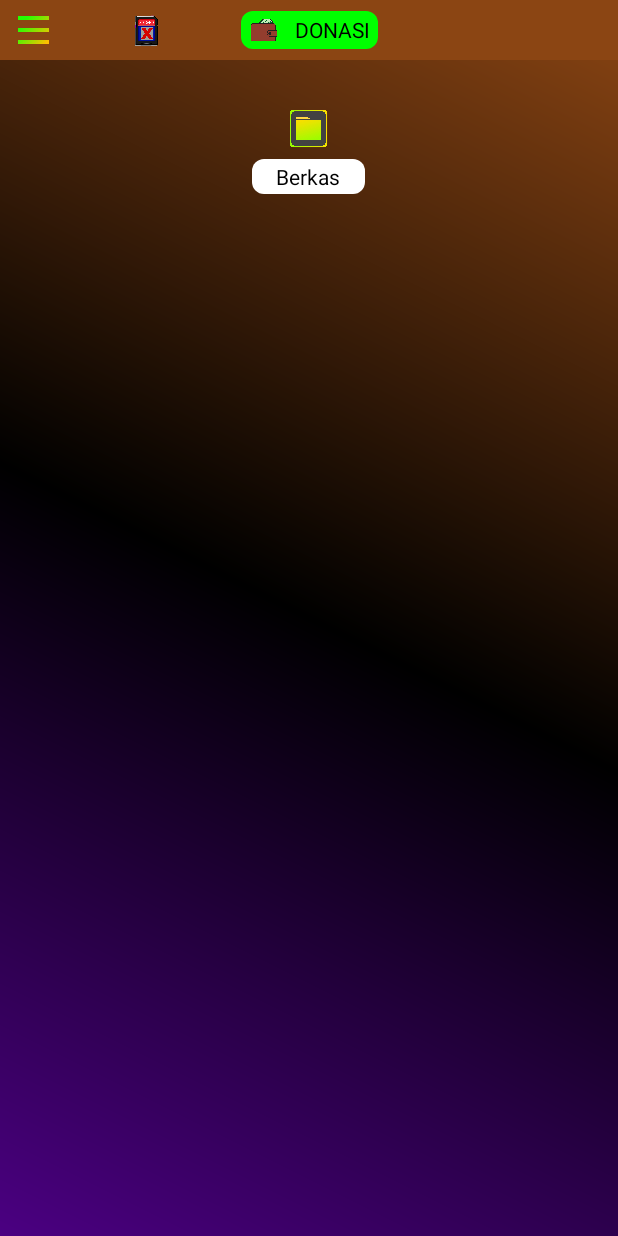
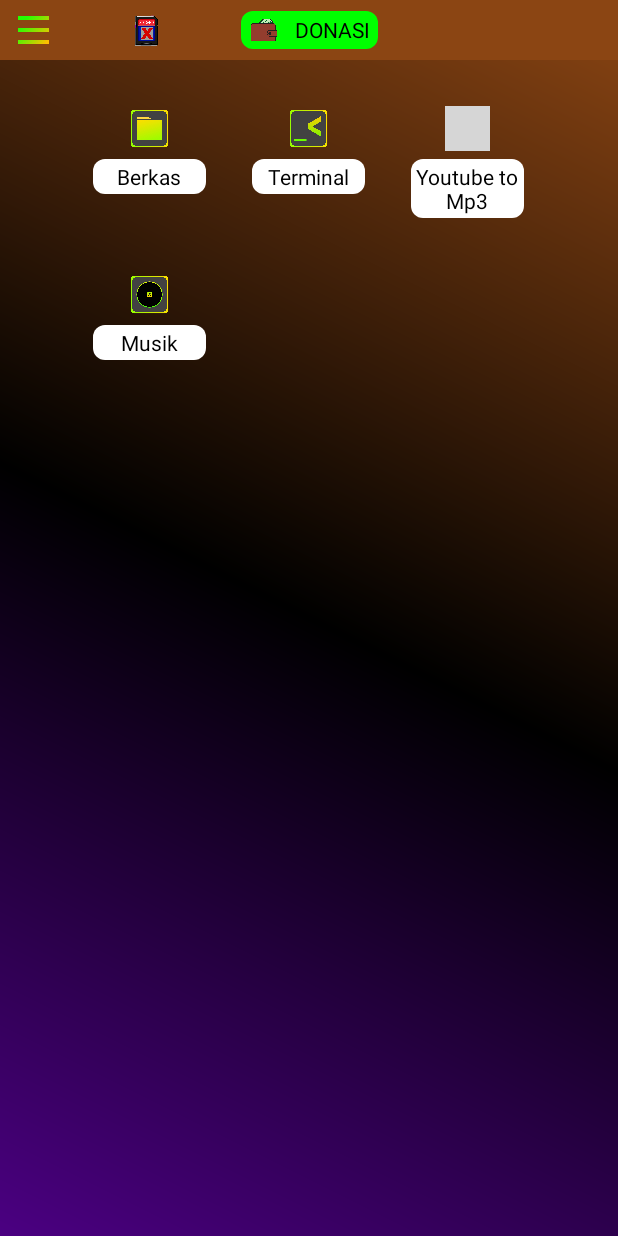
Before and after one commit to iqbalfahalwan/Fahalwan, an Android app: the screen it shows after launch (MainActivity), on a phone screen of 412 x 824 dp. Run offline under Robolectric (Android 15) with nearby library versions, the phone set to English and light mode, and no system bars; our stand-ins replace AdMob; 1 statement that could not run was skipped; grey boxes are pictures that could not be loaded.

Commit message:
Add files via upload

```diff
--- a/app/src/main/res/layout/activity_main.xml
+++ b/app/src/main/res/layout/activity_main.xml
@@ -45,7 +45,7 @@
              android:layout_height="wrap_content"
              android:layout_width="wrap_content"
              ads:adSize="BANNER"
-             ads:adUnitId="ca-app-pub-2534537144295464/1737827651"
+             ads:adUnitId="ca-app-pub-2534537144295464/1894875798"
              android:layout_centerHorizontal="true"
              android:layout_gravity="center_horizontal"
              android:id="@+id/iklan_nav" />
@@ -385,7 +385,7 @@
              android:layout_height="wrap_content"
              android:layout_width="wrap_content"
              ads:adSize="BANNER"
-             ads:adUnitId="ca-app-pub-2534537144295464/1737827651"
+             ads:adUnitId="ca-app-pub-2534537144295464/1894875798"
              android:layout_centerHorizontal="true"
              android:layout_gravity="center_horizontal"
              android:id="@+id/iklan_utama" />
@@ -430,6 +430,81 @@
 
                     </LinearLayout>
 
+                    <LinearLayout
+                         android:layout_height="wrap_content"
+                         android:layout_width="wrap_content"
+                         android:gravity="center"
+                         android:layout_margin="15dp"
+                         android:orientation="vertical"
+                         android:id="@+id/terminal">
+
+                        <ImageView
+                             android:layout_height="30dp"
+                             android:layout_width="30dp"
+                             android:src="@drawable/ic_terminal"
+                             android:layout_margin="5dp" />
+
+                        <TextView
+                             android:layout_height="wrap_content"
+                             android:layout_width="75dp"
+                             android:gravity="center"
+                             android:background="@drawable/bg_putih"
+                             android:padding="2dp"
+                             android:textColor="#000000"
+                             android:text="Terminal" />
+
+                    </LinearLayout>
+
+                    <LinearLayout
+                         android:layout_height="wrap_content"
+                         android:layout_width="wrap_content"
+                         android:gravity="center"
+                         android:layout_margin="15dp"
+                         android:orientation="vertical"
+                         android:id="@+id/ytmp3">
+
+                        <ImageView
+                             android:layout_height="30dp"
+                             android:layout_width="30dp"
+                             android:src="@drawable/yt_ic"
+                             android:layout_margin="5dp" />
+
+                        <TextView
+                             android:layout_height="wrap_content"
+                             android:layout_width="75dp"
+                             android:gravity="center"
+                             android:background="@drawable/bg_putih"
+                             android:padding="2dp"
+                             android:textColor="#000000"
+                             android:text="Youtube to Mp3" />
+
+                    </LinearLayout>
+
+                    <LinearLayout
+                         android:layout_height="wrap_content"
+                         android:layout_width="wrap_content"
+                         android:gravity="center"
+                         android:layout_margin="15dp"
+                         android:orientation="vertical"
+                         android:id="@+id/musik">
+
+                        <ImageView
+                             android:layout_height="30dp"
+                             android:layout_width="30dp"
+                             android:src="@drawable/ic_musik"
+                             android:layout_margin="5dp" />
+
+                        <TextView
+                             android:layout_height="wrap_content"
+                             android:layout_width="75dp"
+                             android:gravity="center"
+                             android:background="@drawable/bg_putih"
+                             android:padding="2dp"
+                             android:textColor="#000000"
+                             android:text="Musik" />
+
+                    </LinearLayout>
+
                 </GridLayout>
 
             </ScrollView>
--- a/app/src/main/res/layout/item_horizontal.xml
+++ b/app/src/main/res/layout/item_horizontal.xml
@@ -3,7 +3,7 @@
      xmlns:android="http://schemas.android.com/apk/res/android"
      xmlns:app="http://schemas.android.com/apk/res-auto"
      android:layout_height="wrap_content"
-     android:layout_width="wrap_content"
+     android:layout_width="match_parent"
      android:gravity="center"
      android:background="@drawable/bg_putih"
      android:layout_margin="10dp"
```
Also changed, not shown: app/src/main/res/layout/berkas.xml (+7 -6 lines), app/src/main/res/layout/proses_aksi.xml (added, +72 -0 lines), app/src/main/res/layout/terminal.xml (added, +108 -0 lines).
